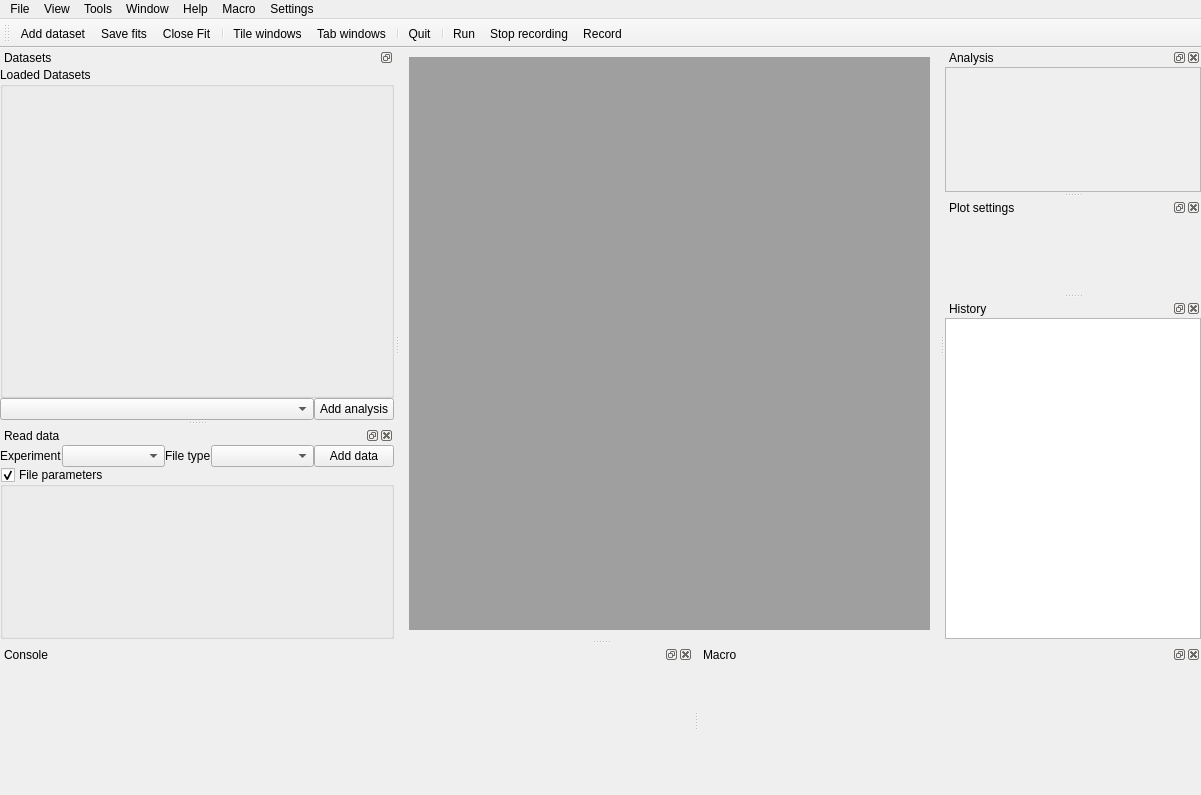
First picture: the form in chisurf/gui/gui.ui, repository Fluorescence-Tools/chisurf, before the edit.
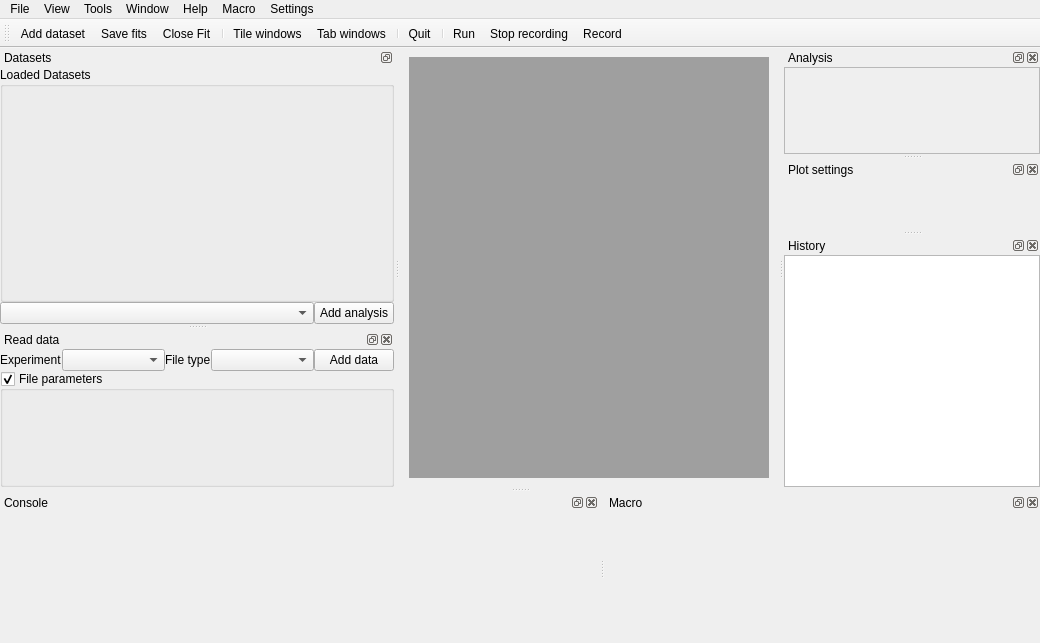
Second picture: the form after the edit. Icons and pictures are not drawn.

Diff of the .ui file:
```diff
--- a/chisurf/gui/gui.ui
+++ b/chisurf/gui/gui.ui
@@ -9,8 +9,8 @@
    <rect>
     <x>0</x>
     <y>0</y>
-    <width>1201</width>
-    <height>795</height>
+    <width>1040</width>
+    <height>643</height>
    </rect>
   </property>
   <property name="windowTitle">
@@ -125,7 +125,7 @@
           <x>0</x>
           <y>0</y>
           <width>254</width>
-          <height>133</height>
+          <height>87</height>
          </rect>
         </property>
         <property name="sizePolicy">
@@ -238,8 +238,8 @@
     <rect>
      <x>0</x>
      <y>0</y>
-     <width>1201</width>
-     <height>22</height>
+     <width>1040</width>
+     <height>21</height>
     </rect>
    </property>
    <property name="sizePolicy">
@@ -463,7 +463,7 @@
     <bool>true</bool>
    </property>
    <property name="sizePolicy">
-    <sizepolicy hsizetype="Preferred" vsizetype="Maximum">
+    <sizepolicy hsizetype="Preferred" vsizetype="Minimum">
      <horstretch>0</horstretch>
      <verstretch>0</verstretch>
     </sizepolicy>
```
Left out of the diff: 8 changed lines with no effect on the pictures.
